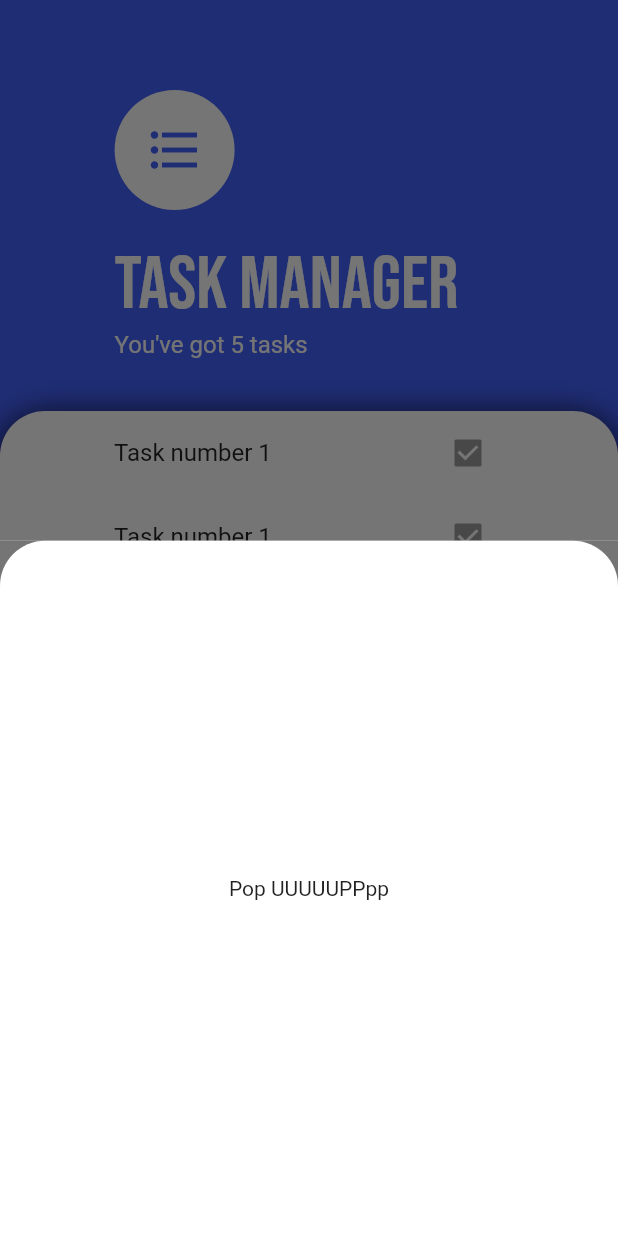
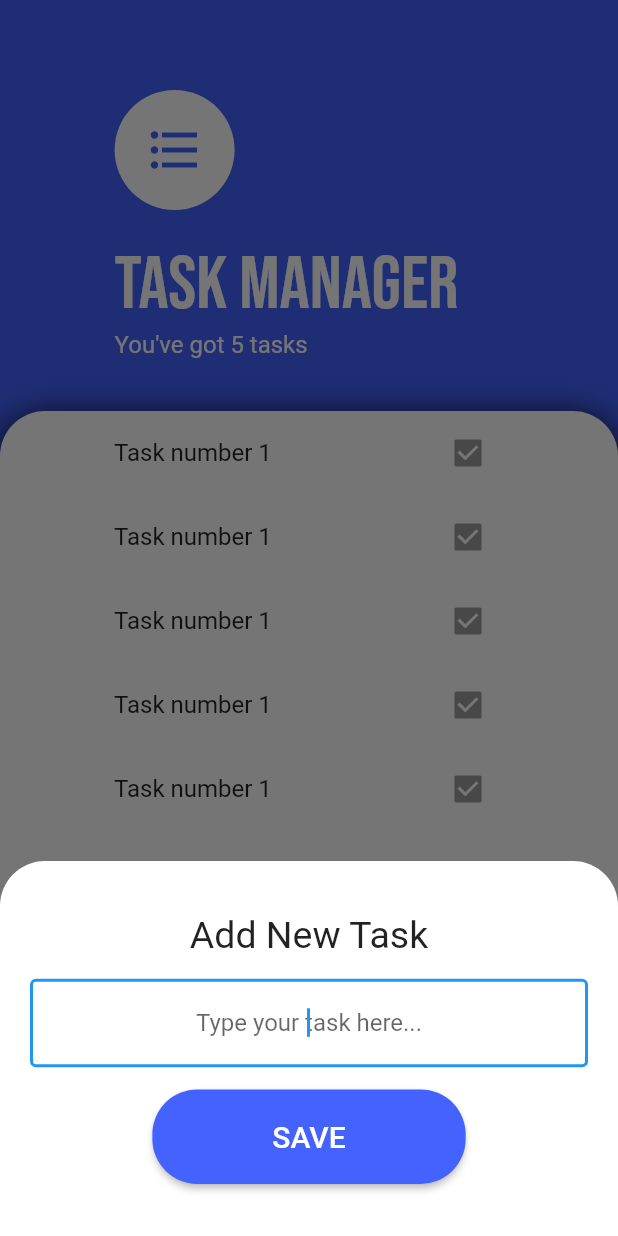
Before and after one commit to piotrstanny/flutter-task-manager, a Flutter app: the screen it shows after launch, after a tap on the "add" icon, on a phone screen of 412 x 824 dp. Run offline on Flutter 3.47's test engine with Material 2 defaults, Android fonts, the phone set to English and light mode, and no system bars; our stand-ins replace google_fonts.

Commit message:
Style the add task pop-up elements; implement MediaQuery to avoid pop-up being covered by keyboard

```diff
--- a/lib/screens/add_task_screen.dart
+++ b/lib/screens/add_task_screen.dart
@@ -5,7 +5,9 @@ class AddTaskScreen extends StatelessWidget {
   Widget build(BuildContext context) {
     return Container(
       color: Color(0xff757575),
+      height: 250.0,
       child: Container(
+          padding: EdgeInsets.all(20.0),
           decoration: BoxDecoration(
             color: Colors.white,
             borderRadius: BorderRadius.only(
@@ -13,10 +15,36 @@ class AddTaskScreen extends StatelessWidget {
               topRight: Radius.circular(30.0),
             ),
           ),
-        child: Center(
-          child: Text('Pop UUUUUPPpp'),
+          child: Column(
+            mainAxisAlignment: MainAxisAlignment.spaceEvenly,
+            children: <Widget>[
+              Text(
+                'Add New Task',
+                style: TextStyle(fontSize: 25.0),
+              ),
+              TextField(
+                autofocus: true,
+                textAlign: TextAlign.center,
+                decoration: InputDecoration(
+                  border: OutlineInputBorder(),
+                  hintText: 'Type your task here...',
                 ),
               ),
+              RaisedButton(
+                color: Color(0xff4462FE),
+                textColor: Colors.white,
+                padding: EdgeInsets.symmetric(horizontal: 80.0, vertical: 20.0),
+                shape: RoundedRectangleBorder(
+                  borderRadius: BorderRadius.circular(30.0),
+                ),
+                onPressed: () {},
+                child: Text(
+                  'SAVE',
+                  style: TextStyle(fontSize: 20.0),
+                ),
+              )
+            ],
+          )),
     );
   }
 }
--- a/lib/screens/tasks_screen.dart
+++ b/lib/screens/tasks_screen.dart
@@ -12,7 +12,14 @@ class TasksScreen extends StatelessWidget {
         onPressed: () {
           showModalBottomSheet(
             context: context,
-            builder: (context) => AddTaskScreen(),
+            isScrollControlled: true,
+            builder: (context) => SingleChildScrollView(
+              child: Container(
+                padding: EdgeInsets.only(
+                    bottom: MediaQuery.of(context).viewInsets.bottom),
+                child: AddTaskScreen(),
+              ),
+            ),
           );
         },
         backgroundColor: Color(0xff4462FE),
```
Lines whose indentation alone changed are shown as unchanged.
